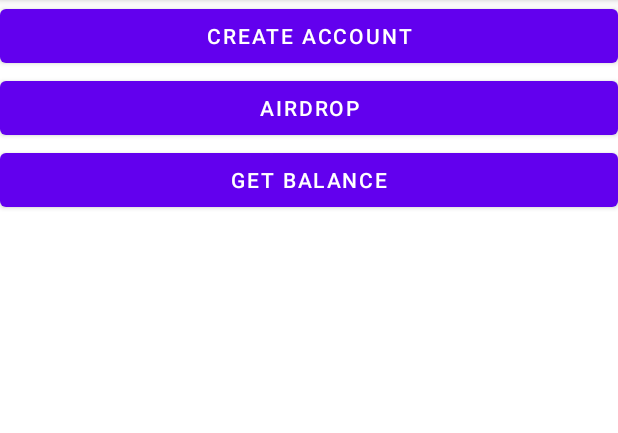
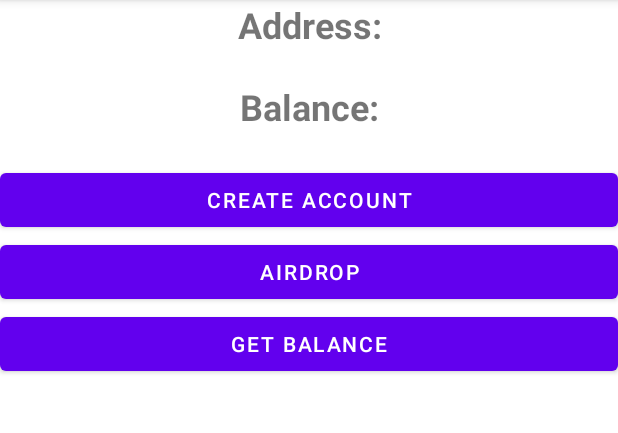
Before and after one commit to kin-labs/kinetic-android-sdk, an Android app: the screen it shows after launch (MainActivity), on a phone screen of 412 x 824 dp, the part 84-517 px from its top. Run offline under Robolectric (Android 15) with nearby library versions, the phone set to English and light mode, and no system bars; libraries missing offline, so code that uses them is left out: com.solana, com.solana.core, com.solana.networking; 2 statements that could not run were skipped.

Commit message:
basic solana integration, generating a keypair on button press

```diff
--- a/app/build.gradle
+++ b/app/build.gradle
@@ -36,8 +36,9 @@ dependencies {
     implementation 'androidx.appcompat:appcompat:1.4.1'
     implementation 'com.google.android.material:material:1.5.0'
     implementation 'androidx.constraintlayout:constraintlayout:2.1.3'
-    implementation 'com.solana:solana:1.0.0'
     testImplementation 'junit:junit:4.+'
     androidTestImplementation 'androidx.test.ext:junit:1.1.3'
     androidTestImplementation 'androidx.test.espresso:espresso-core:3.4.0'
+
+    implementation 'com.solana:solana:1.0.0'
 }
--- a/app/src/main/java/com/kinlabs/mogamiandroid/MainActivity.kt
+++ b/app/src/main/java/com/kinlabs/mogamiandroid/MainActivity.kt
@@ -2,10 +2,73 @@ package com.kinlabs.mogamiandroid
 
 import androidx.appcompat.app.AppCompatActivity
 import android.os.Bundle
+import android.util.Log
+import android.widget.Button
+import android.widget.TextView
+import com.solana.Solana
+import com.solana.SolanaAccountStorage
+import com.solana.core.Account
+import com.solana.networking.NetworkingRouter
+import com.solana.networking.RPCEndpoint
+import okhttp3.OkHttpClient
+import java.lang.Exception
+import java.util.*
 
 class MainActivity : AppCompatActivity() {
+    private lateinit var addressText: TextView
+    private lateinit var balanceText: TextView
+    private lateinit var createAccountButton: Button
+    private lateinit var airdropButton: Button
+    private lateinit var getBalanceButton: Button
+
+    private val TAG = MainActivity::class.java.simpleName
+
     override fun onCreate(savedInstanceState: Bundle?) {
         super.onCreate(savedInstanceState)
         setContentView(R.layout.activity_main)
+
+        addressText = findViewById(R.id.address_text)
+        balanceText = findViewById(R.id.balance_text)
+        createAccountButton = findViewById(R.id.create_account_button)
+        airdropButton = findViewById(R.id.airdrop_button)
+        getBalanceButton = findViewById(R.id.get_balance_button)
+
+        val network = NetworkingRouter(RPCEndpoint.devnetSolana, OkHttpClient())
+        val storage = BasicAccountStorage()
+        val solana = Solana(network, storage)
+
+        createAccountButton.setOnClickListener {
+            val account = Account()
+            // No mnemonic :/
+            Log.d(TAG, account.publicKey.toBase58())
+            Log.d(TAG, Arrays.toString(account.secretKey))
+            storage.save(account)
+        }
+
+
     }
 }
+
+class BasicAccountStorage: SolanaAccountStorage {
+    private var _account: Account? = null
+    override fun account(): Result<Account> {
+        return if (_account != null) {
+            Log.d("TAG", _account!!.toString())
+            Result.success(_account!!)
+        } else {
+            Log.d("TAG","No account stored")
+            Result.failure(Exception("No account stored"))
+        }
+    }
+
+    override fun clear(): Result<Unit> {
+        _account = null
+        return Result.success(Unit)
+    }
+
+    override fun save(account: Account): Result<Unit> {
+        _account = account
+        return Result.success(Unit)
+    }
+
+}
--- a/app/src/main/res/layout/activity_main.xml
+++ b/app/src/main/res/layout/activity_main.xml
@@ -14,6 +14,38 @@
         app:layout_constraintLeft_toLeftOf="parent"
         app:layout_constraintRight_toRightOf="parent"
         app:layout_constraintTop_toTopOf="parent">
+
+        <TextView
+            android:id="@+id/textView"
+            android:layout_width="match_parent"
+            android:layout_height="wrap_content"
+            android:text="Address:"
+            android:textAlignment="center"
+            android:textSize="24sp"
+            android:textStyle="bold" />
+
+        <TextView
+            android:id="@+id/address_text"
+            android:layout_width="match_parent"
+            android:layout_height="wrap_content"
+            android:textAlignment="center"
+            android:textSize="16sp" />
+
+        <TextView
+            android:id="@+id/textView2"
+            android:layout_width="match_parent"
+            android:layout_height="wrap_content"
+            android:text="Balance:"
+            android:textAlignment="center"
+            android:textSize="24sp"
+            android:textStyle="bold" />
+
+        <TextView
+            android:id="@+id/balance_text"
+            android:layout_width="match_parent"
+            android:layout_height="wrap_content"
+            android:textAlignment="center"
+            android:textSize="16sp" />
 
         <Button
             android:id="@+id/create_account_button"
```
